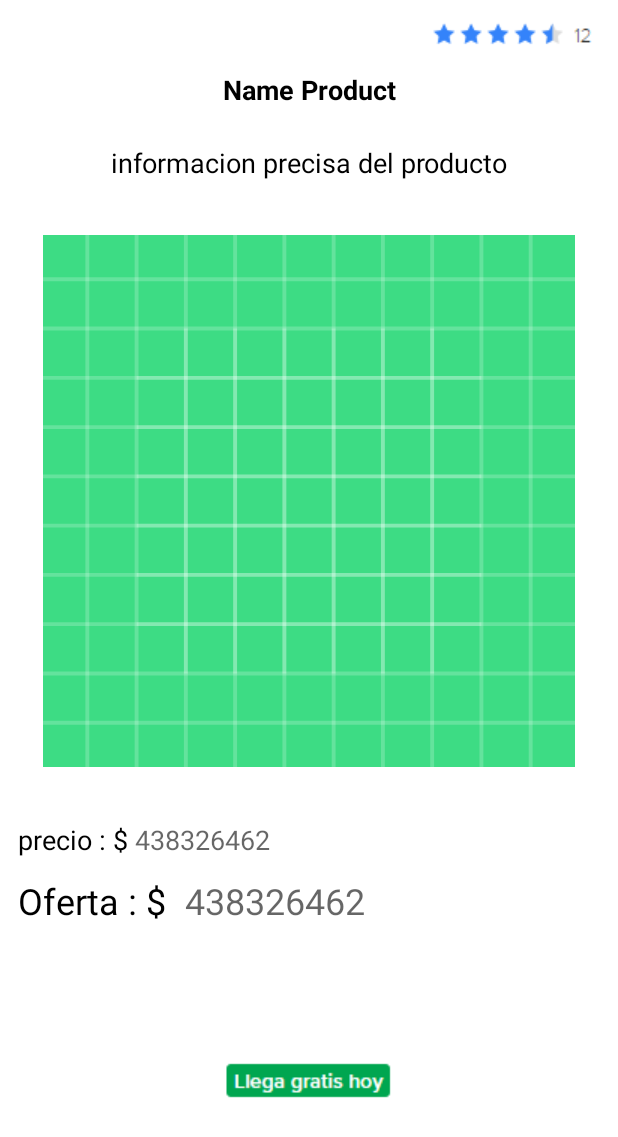
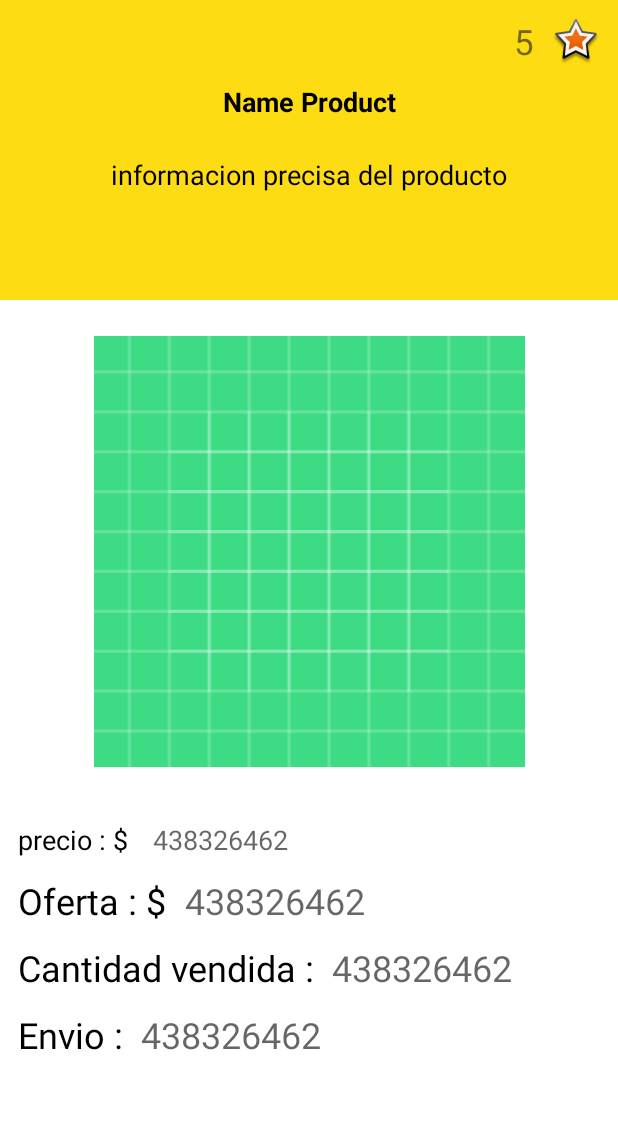
Before and after one commit to erikMaggio/Copy-Meli, an Android app: the DetailActivity screen opened directly, with no data from a screen before it, on a phone screen of 412 x 824 dp. Shown: the top 1137 px of the screen. Run offline under Robolectric (Android 15) with nearby library versions, the phone set to English and light mode, and no system bars.

Commit message:
Cambios en el diseño
Pequeños cambios en el diseño de details para permitir mostrar mas datos de los product

```diff
--- a/app/src/main/res/layout/activity_detail.xml
+++ b/app/src/main/res/layout/activity_detail.xml
@@ -6,15 +6,14 @@
     android:layout_height="match_parent"
     tools:context=".ui.DetailActivity">
 
-    <ImageView
-        android:id="@+id/iv_Rating"
-        android:layout_width="wrap_content"
-        android:layout_height="wrap_content"
-        android:layout_margin="12dp"
-        android:src="@drawable/img_2"
-        app:layout_constraintEnd_toEndOf="parent"
-        app:layout_constraintTop_toTopOf="parent" />
-
+    <androidx.appcompat.widget.LinearLayoutCompat
+        android:id="@+id/ll_home_yellow"
+        android:layout_width="match_parent"
+        android:layout_height="200dp"
+        android:background="@color/background_yellow"
+        android:orientation="vertical"
+        app:layout_constraintTop_toTopOf="parent">
+    </androidx.appcompat.widget.LinearLayoutCompat>
     <TextView
         android:id="@+id/tv_name"
         android:layout_width="wrap_content"
@@ -27,13 +26,14 @@
         android:textStyle="bold"
         app:layout_constraintEnd_toEndOf="parent"
         app:layout_constraintStart_toStartOf="parent"
-        app:layout_constraintTop_toBottomOf="@+id/iv_Rating" />
+        app:layout_constraintTop_toBottomOf="@+id/tv_star_value" />
 
     <TextView
         android:id="@+id/tv_description"
         android:layout_width="match_parent"
         android:layout_height="wrap_content"
         android:layout_margin="12dp"
+        android:layout_marginTop="12dp"
         android:padding="12dp"
         android:text="informacion precisa del producto"
         android:textAlignment="center"
@@ -54,7 +54,7 @@
         app:layout_constraintBottom_toTopOf="@+id/guideline"
         app:layout_constraintEnd_toEndOf="parent"
         app:layout_constraintStart_toStartOf="parent"
-        app:layout_constraintTop_toBottomOf="@+id/tv_description" />
+        app:layout_constraintTop_toBottomOf="@+id/ll_home_yellow" />
 
     <androidx.constraintlayout.widget.Guideline
         android:id="@+id/guideline"
@@ -75,9 +75,10 @@
         app:layout_constraintTop_toBottomOf="@+id/guideline" />
 
     <TextView
-        android:id="@+id/tv"
+        android:id="@+id/tv_price_value"
         android:layout_width="wrap_content"
         android:layout_height="wrap_content"
+        android:layout_marginStart="12dp"
         android:layout_marginTop="12dp"
         android:hint=" 438326462"
         android:textColor="@color/black"
@@ -86,11 +87,12 @@
         app:layout_constraintTop_toBottomOf="@+id/guideline" />
 
     <TextView
-        android:id="@+id/tv_price_offers"
+        android:id="@+id/tv_offers"
         android:layout_width="wrap_content"
         android:layout_height="wrap_content"
         android:layout_margin="12dp"
         android:layout_marginStart="12dp"
+        android:layout_marginTop="12dp"
         android:text="Oferta : $"
         android:textColor="@color/black"
         android:textSize="24sp"
@@ -98,26 +100,89 @@
         app:layout_constraintTop_toBottomOf="@+id/tv_price" />
 
     <TextView
+        android:id="@+id/tv_sell"
+        android:layout_width="wrap_content"
+        android:layout_height="wrap_content"
+        android:layout_margin="12dp"
+        android:layout_marginStart="12dp"
+        android:layout_marginTop="12dp"
+        android:text="Cantidad vendida :"
+        android:textColor="@color/black"
+        android:textSize="24sp"
+        app:layout_constraintStart_toStartOf="parent"
+        app:layout_constraintTop_toBottomOf="@+id/tv_offers" />
+
+    <TextView
+        android:id="@+id/tv_send"
+        android:layout_width="wrap_content"
+        android:layout_height="wrap_content"
+        android:layout_margin="12dp"
+        android:layout_marginStart="12dp"
+        android:layout_marginTop="12dp"
+        android:text="Envio :"
+        android:textColor="@color/black"
+        android:textSize="24sp"
+        app:layout_constraintStart_toStartOf="parent"
+        app:layout_constraintTop_toBottomOf="@+id/tv_sell" />
+
+    <TextView
         android:id="@+id/tv_price_offer"
         android:layout_width="wrap_content"
         android:layout_height="wrap_content"
         android:layout_margin="12dp"
+        android:layout_marginStart="12dp"
         android:layout_marginTop="12dp"
         android:hint="438326462"
         android:textColor="@color/black"
         android:textSize="24sp"
-        app:layout_constraintStart_toEndOf="@+id/tv_price_offers"
+        app:layout_constraintStart_toEndOf="@+id/tv_offers"
         app:layout_constraintTop_toBottomOf="@+id/tv_price" />
 
-    <ImageView
-        android:id="@+id/iv_send_free"
+    <TextView
+        android:id="@+id/tv_sell_amount"
         android:layout_width="wrap_content"
         android:layout_height="wrap_content"
         android:layout_margin="12dp"
-        android:background="@drawable/img_1"
-        app:layout_constraintBottom_toBottomOf="parent"
+        android:layout_marginStart="12dp"
+        android:layout_marginTop="12dp"
+        android:hint="438326462"
+        android:textColor="@color/black"
+        android:textSize="24sp"
+        app:layout_constraintStart_toEndOf="@+id/tv_sell"
+        app:layout_constraintTop_toBottomOf="@+id/tv_price_offer" />
+
+    <TextView
+        android:id="@+id/tv_price_send"
+        android:layout_width="wrap_content"
+        android:layout_height="wrap_content"
+        android:layout_margin="12dp"
+        android:layout_marginStart="12dp"
+        android:layout_marginTop="12dp"
+        android:hint="438326462"
+        android:textColor="@color/black"
+        android:textSize="24sp"
+        app:layout_constraintStart_toEndOf="@+id/tv_send"
+        app:layout_constraintTop_toBottomOf="@+id/tv_sell_amount" />
+
+    <ImageView
+        android:id="@+id/img_star"
+        android:layout_width="wrap_content"
+        android:layout_height="wrap_content"
+        android:layout_marginTop="12dp"
+        android:layout_marginEnd="12dp"
         app:layout_constraintEnd_toEndOf="parent"
-        app:layout_constraintStart_toStartOf="parent"
-        app:layout_constraintTop_toBottomOf="@+id/tv_price_offers" />
+        app:layout_constraintTop_toTopOf="parent"
+        app:srcCompat="@android:drawable/star_big_on" />
+
+    <TextView
+        android:id="@+id/tv_star_value"
+        android:layout_width="wrap_content"
+        android:layout_height="wrap_content"
+        android:layout_marginTop="12dp"
+        android:layout_marginEnd="12dp"
+        android:text="5"
+        android:textSize="23sp"
+        app:layout_constraintEnd_toStartOf="@+id/img_star"
+        app:layout_constraintTop_toTopOf="parent" />
 
 </androidx.constraintlayout.widget.ConstraintLayout>
```
Also changed, not shown: 1 other file.
